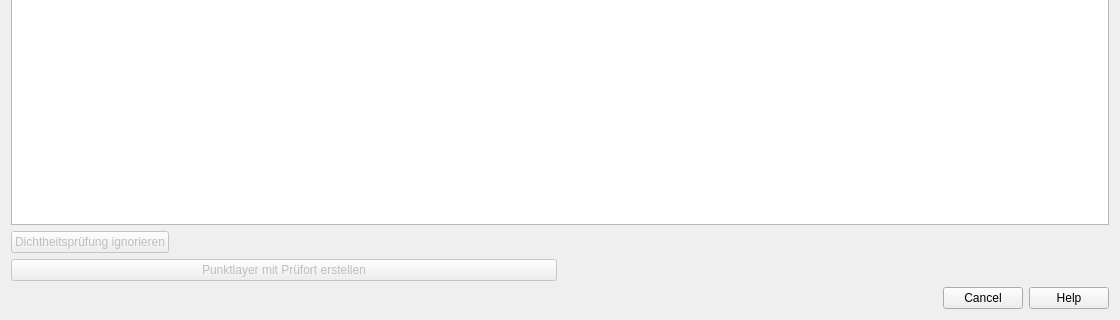
Qt form dp_checker_dialog_base.ui (a-matz/dp_checker) before a commit; both pictures show x 0 to 1120 and y 609 to 929 of the 1120 by 929 pixel window.
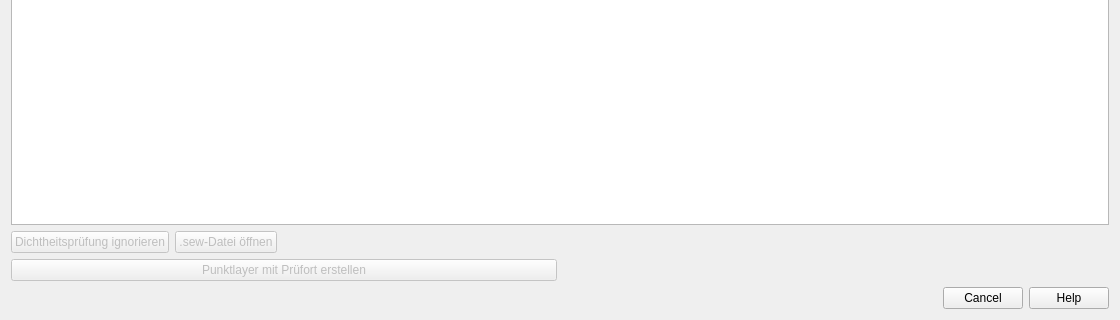
The same form after that commit. Custom widgets are drawn as their Qt base class.

Commit message: add new attributes to table, inset open file button, add messagebar

What changed in the file:
```diff
--- a/dp_checker_dialog_base.ui
+++ b/dp_checker_dialog_base.ui
@@ -454,7 +454,7 @@
        </property>
       </widget>
      </item>
-     <item row="0" column="1">
+     <item row="0" column="2">
       <spacer name="horizontalSpacer">
        <property name="orientation">
         <enum>Qt::Horizontal</enum>
@@ -467,6 +467,16 @@
        </property>
       </spacer>
      </item>
+     <item row="0" column="1">
+      <widget class="QPushButton" name="button_open_sew">
+       <property name="enabled">
+        <bool>false</bool>
+       </property>
+       <property name="text">
+        <string>.sew-Datei öffnen</string>
+       </property>
+      </widget>
+     </item>
     </layout>
    </item>
    <item>
```
The commit also changes 2 other files.
